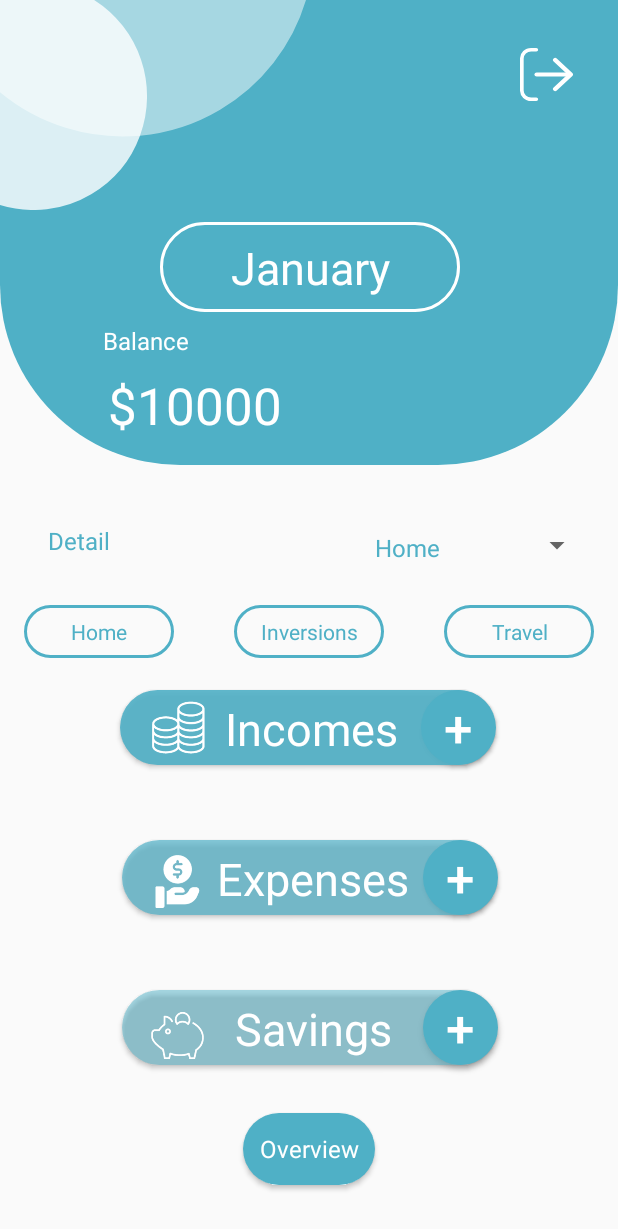
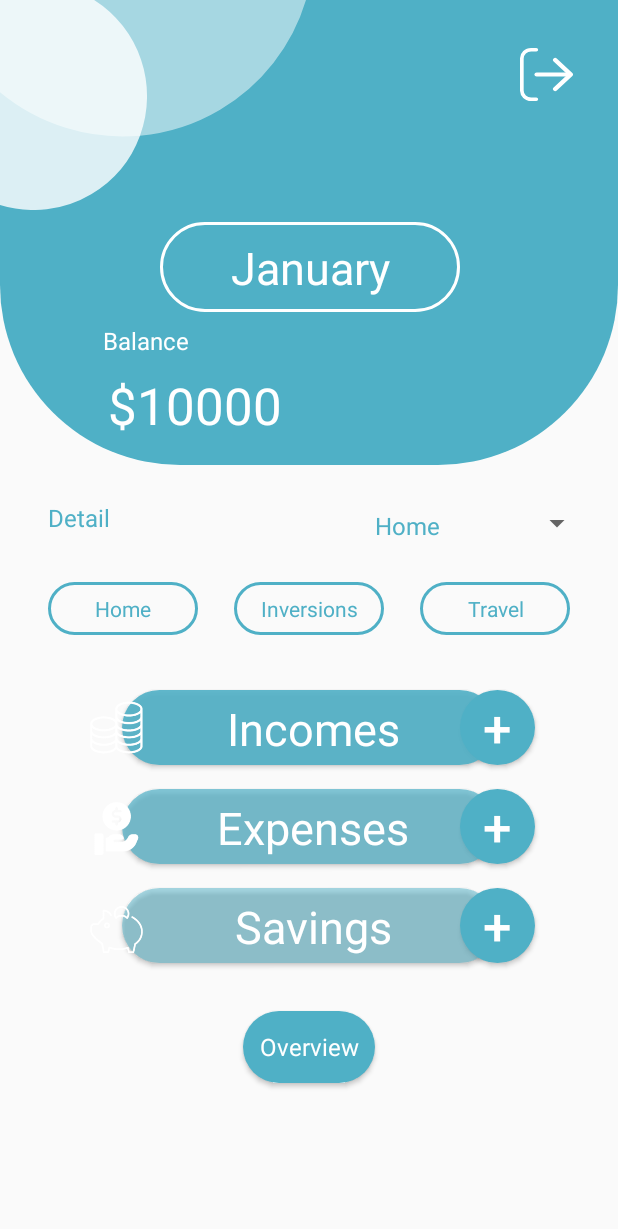
Before and after one commit to Cescobar332/Budget_Tracker, an Android app: the screen it shows after launch (detailActivity), on a phone screen of 412 x 824 dp. Shown: the top 1229 px of the screen. Run offline under Robolectric (Android 15) with nearby library versions, the light colour scheme and no system bars.

Commit message:
Layout  (CAMILA)

```diff
--- a/app/src/main/res/layout/activity_detail.xml
+++ b/app/src/main/res/layout/activity_detail.xml
@@ -91,7 +91,7 @@
         android:layout_width="wrap_content"
         android:layout_height="wrap_content"
         android:layout_marginStart="32dp"
-        android:layout_marginTop="39dp"
+        android:layout_marginTop="24dp"
         android:text="@string/detail"
         android:textColor="@color/blue_light"
         android:textSize="16dp"
@@ -105,6 +105,7 @@
         android:layout_marginStart="80dp"
         android:layout_marginTop="150dp"
         android:layout_marginEnd="80dp"
+        android:layout_marginBottom="16dp"
         android:background="@drawable/shape_rounded_button"
         android:backgroundTint="@color/blue_l9opacity"
         android:paddingStart="5dp"
@@ -116,8 +117,9 @@
         android:textAppearance="@style/ButtonTextStyle"
         android:textColor="@color/white"
         android:textSize="30dp"
+        app:layout_constraintBottom_toTopOf="@+id/btn_expenses"
         app:layout_constraintEnd_toEndOf="parent"
-        app:layout_constraintHorizontal_bias="0.0"
+        app:layout_constraintHorizontal_bias="0.51"
         app:layout_constraintStart_toStartOf="parent"
         app:layout_constraintTop_toBottomOf="@+id/constraintLayout" />
 
@@ -126,8 +128,8 @@
         android:layout_width="250dp"
         android:layout_height="50dp"
         android:layout_marginStart="80dp"
-        android:layout_marginTop="50dp"
         android:layout_marginEnd="80dp"
+        android:layout_marginBottom="16dp"
         android:background="@drawable/shape_rounded_button"
         android:backgroundTint="@color/blue_l7opacity"
         android:paddingStart="5dp"
@@ -139,6 +141,7 @@
         android:textAppearance="@style/ButtonTextStyle"
         android:textColor="@color/white"
         android:textSize="30dp"
+        app:layout_constraintBottom_toTopOf="@+id/btn_expenses2"
         app:layout_constraintEnd_toEndOf="parent"
         app:layout_constraintStart_toStartOf="parent"
         app:layout_constraintTop_toBottomOf="@+id/btn_incomes" />
@@ -148,7 +151,6 @@
         android:layout_width="250dp"
         android:layout_height="50dp"
         android:layout_marginStart="80dp"
-        android:layout_marginTop="50dp"
         android:layout_marginEnd="80dp"
         android:background="@drawable/shape_rounded_button"
         android:backgroundTint="@color/blue_l5opacity"
@@ -161,6 +163,7 @@
         android:textAppearance="@style/ButtonTextStyle"
         android:textColor="@color/white"
         android:textSize="30dp"
+        app:layout_constraintBottom_toTopOf="@+id/btn_overview"
         app:layout_constraintEnd_toEndOf="parent"
         app:layout_constraintStart_toStartOf="parent"
         app:layout_constraintTop_toBottomOf="@+id/btn_expenses" />
@@ -170,15 +173,13 @@
         android:layout_width="50dp"
         android:layout_height="50dp"
         android:layout_marginTop="150dp"
-        android:layout_marginEnd="80dp"
+        android:layout_marginEnd="55dp"
         android:background="@drawable/shape_button_circle"
         android:backgroundTint="@color/blue_light"
         android:text="@string/plus"
         android:textColor="@color/white"
         android:textSize="34sp"
         app:layout_constraintEnd_toEndOf="parent"
-        app:layout_constraintHorizontal_bias="0.996"
-        app:layout_constraintStart_toStartOf="parent"
         app:layout_constraintTop_toBottomOf="@+id/constraintLayout" />
 
     <Button
@@ -186,8 +187,8 @@
         android:layout_width="50dp"
         android:layout_height="50dp"
         android:layout_marginStart="274dp"
-        android:layout_marginTop="50dp"
-        android:layout_marginEnd="80dp"
+        android:layout_marginTop="16dp"
+        android:layout_marginEnd="55dp"
         android:background="@drawable/shape_button_circle"
         android:backgroundTint="@color/blue_light"
         android:text="@string/plus"
@@ -203,8 +204,8 @@
         android:layout_width="50dp"
         android:layout_height="50dp"
         android:layout_marginStart="274dp"
-        android:layout_marginTop="50dp"
-        android:layout_marginEnd="80dp"
+        android:layout_marginTop="16dp"
+        android:layout_marginEnd="55dp"
         android:background="@drawable/shape_button_circle"
         android:backgroundTint="@color/blue_light"
         android:text="@string/plus"
@@ -219,12 +220,10 @@
         android:id="@+id/iv_incomes"
         android:layout_width="35dp"
         android:layout_height="35dp"
+        android:layout_marginStart="60dp"
         android:layout_marginTop="157dp"
-        android:layout_marginEnd="45dp"
         android:elevation="16dp"
         android:src="@drawable/incomes"
-        app:layout_constraintEnd_toStartOf="@+id/btn_add1"
-        app:layout_constraintHorizontal_bias="0.505"
         app:layout_constraintStart_toStartOf="parent"
         app:layout_constraintTop_toBottomOf="@+id/constraintLayout"
         app:srcCompat="@drawable/incomes" />
@@ -233,11 +232,10 @@
         android:id="@+id/iv_expenses"
         android:layout_width="35dp"
         android:layout_height="35dp"
-        android:layout_marginTop="67dp"
-        android:layout_marginEnd="45dp"
+        android:layout_marginStart="60dp"
+        android:layout_marginTop="32dp"
         android:elevation="16dp"
         android:src="@drawable/expenses"
-        app:layout_constraintEnd_toStartOf="@+id/btn_add"
         app:layout_constraintStart_toStartOf="parent"
         app:layout_constraintTop_toBottomOf="@+id/iv_incomes"
         app:srcCompat="@drawable/expenses" />
@@ -246,11 +244,10 @@
         android:id="@+id/iv_savings"
         android:layout_width="35dp"
         android:layout_height="35dp"
-        android:layout_marginTop="67dp"
-        android:layout_marginEnd="45dp"
+        android:layout_marginStart="60dp"
+        android:layout_marginTop="32dp"
         android:elevation="16dp"
         android:src="@drawable/savings"
-        app:layout_constraintEnd_toStartOf="@+id/btn_add2"
         app:layout_constraintStart_toStartOf="parent"
         app:layout_constraintTop_toBottomOf="@+id/iv_expenses"
         app:srcCompat="@drawable/savings" />
@@ -278,19 +275,17 @@
         android:layout_width="200dp"
         android:layout_height="30dp"
         android:layout_marginStart="122dp"
+        android:layout_marginTop="24dp"
         android:layout_marginEnd="16dp"
-        android:layout_marginBottom="25dp"
         android:contextClickable="true"
         android:textAlignment="center"
         android:textAppearance="@style/MySpinnerStyle"
         android:textColor="@color/blue_light"
         android:textSize="34dp"
-        app:layout_constraintBottom_toTopOf="@+id/btn_incomes"
         app:layout_constraintEnd_toEndOf="parent"
         app:layout_constraintHorizontal_bias="0.0"
         app:layout_constraintStart_toEndOf="@+id/tv_detail"
-        app:layout_constraintTop_toBottomOf="@+id/constraintLayout"
-        app:layout_constraintVertical_bias="0.41" />
+        app:layout_constraintTop_toBottomOf="@+id/constraintLayout" />
 
     <TextView
         android:id="@+id/tv_filter1"
@@ -298,7 +293,6 @@
         android:layout_height="wrap_content"
         android:layout_marginStart="32dp"
         android:layout_marginTop="32dp"
-        android:layout_marginEnd="32dp"
         android:layout_marginBottom="22dp"
         android:background="@drawable/shape_border_button_blue"
         android:gravity="center"
@@ -307,9 +301,9 @@
         android:textColor="@color/blue_light"
         android:textSize="14sp"
         app:layout_constraintBottom_toTopOf="@+id/btn_incomes"
-        app:layout_constraintEnd_toStartOf="@+id/tv_filter2"
         app:layout_constraintStart_toStartOf="parent"
-        app:layout_constraintTop_toBottomOf="@+id/tv_detail" />
+        app:layout_constraintTop_toBottomOf="@+id/tv_detail"
+        app:layout_constraintVertical_bias="0.0" />
 
     <TextView
         android:id="@+id/tv_filter2"
@@ -332,7 +326,6 @@
         android:id="@+id/tv_filter3"
         android:layout_width="100dp"
         android:layout_height="wrap_content"
-        android:layout_marginStart="32dp"
         android:layout_marginTop="32dp"
         android:layout_marginEnd="32dp"
         android:background="@drawable/shape_border_button_blue"
@@ -342,7 +335,6 @@
         android:textColor="@color/blue_light"
         android:textSize="14sp"
         app:layout_constraintEnd_toEndOf="parent"
-        app:layout_constraintStart_toEndOf="@+id/tv_filter2"
         app:layout_constraintTop_toBottomOf="@+id/tv_detail" />
 
 </androidx.constraintlayout.widget.ConstraintLayout>
--- a/app/src/main/res/layout/activity_overview.xml
+++ b/app/src/main/res/layout/activity_overview.xml
@@ -89,10 +89,12 @@
         android:id="@+id/tv_categoria_incomes_overview"
         android:layout_width="wrap_content"
         android:layout_height="wrap_content"
+        android:layout_marginEnd="70dp"
         android:layout_marginBottom="75dp"
         android:text="Work"
         android:textColor="@color/purple_dark"
         app:layout_constraintBottom_toTopOf="@+id/tv_categoria_expenses_overview"
+        app:layout_constraintEnd_toEndOf="parent"
         app:layout_constraintStart_toStartOf="@+id/tv_categoria_expenses_overview" />
 
     <TextView
@@ -144,9 +146,11 @@
         android:id="@+id/tv_categoria_expenses_overview"
         android:layout_width="wrap_content"
         android:layout_height="wrap_content"
+        android:layout_marginEnd="62dp"
         android:text="Health"
         android:textColor="@color/blue_dark"
         app:layout_constraintBottom_toBottomOf="parent"
+        app:layout_constraintEnd_toEndOf="parent"
         app:layout_constraintStart_toStartOf="@+id/tv_categoria_savings_overview"
         app:layout_constraintTop_toTopOf="parent" />
 
@@ -229,7 +233,8 @@
         style="@style/ButtonTextStyle"
         android:layout_width="wrap_content"
         android:layout_height="wrap_content"
-        android:layout_marginBottom="32dp"
+        android:layout_marginTop="32dp"
+        android:layout_marginBottom="116dp"
         android:background="@drawable/shape_rounded_button"
         android:backgroundTint="@color/blue_light"
         android:onClick="Return"
@@ -238,5 +243,7 @@
         android:textSize="16sp"
         app:layout_constraintBottom_toTopOf="@+id/iv_border_overview_down"
         app:layout_constraintEnd_toEndOf="parent"
-        app:layout_constraintStart_toStartOf="parent" />
+        app:layout_constraintHorizontal_bias="0.498"
+        app:layout_constraintStart_toStartOf="parent"
+        app:layout_constraintTop_toBottomOf="@+id/tv_categoria_savings_overview" />
 </androidx.constraintlayout.widget.ConstraintLayout>
```
